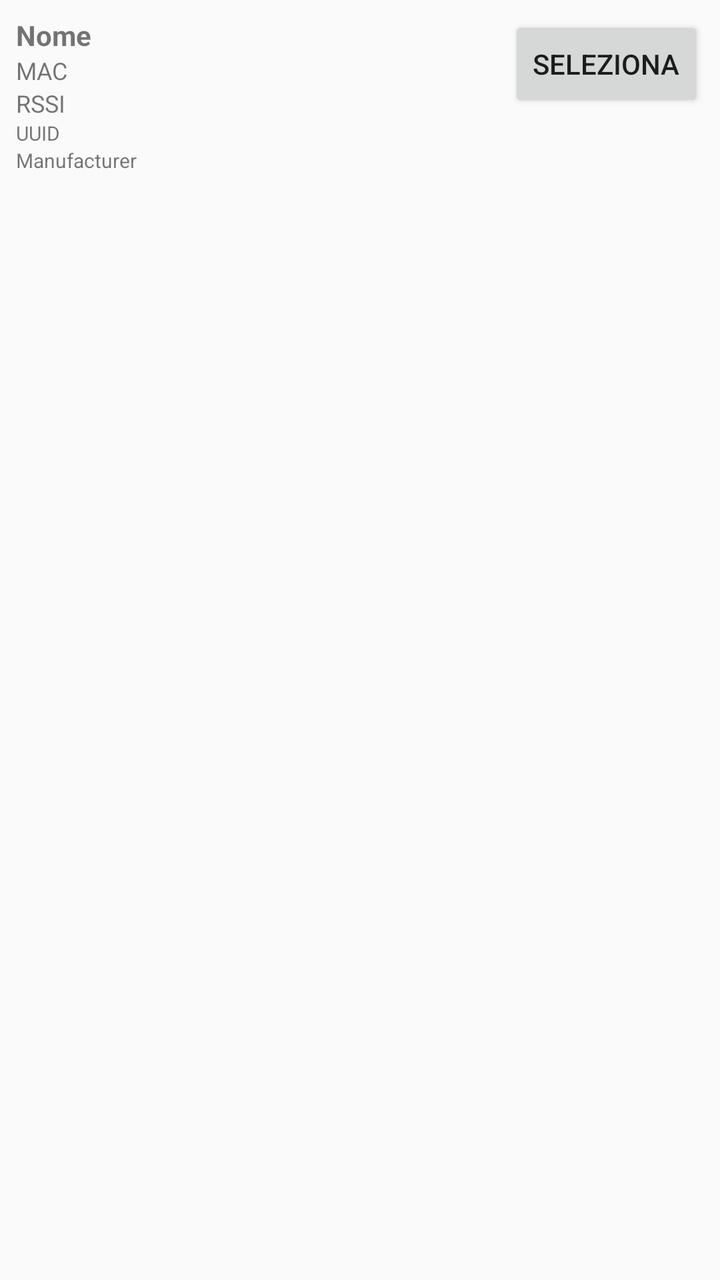
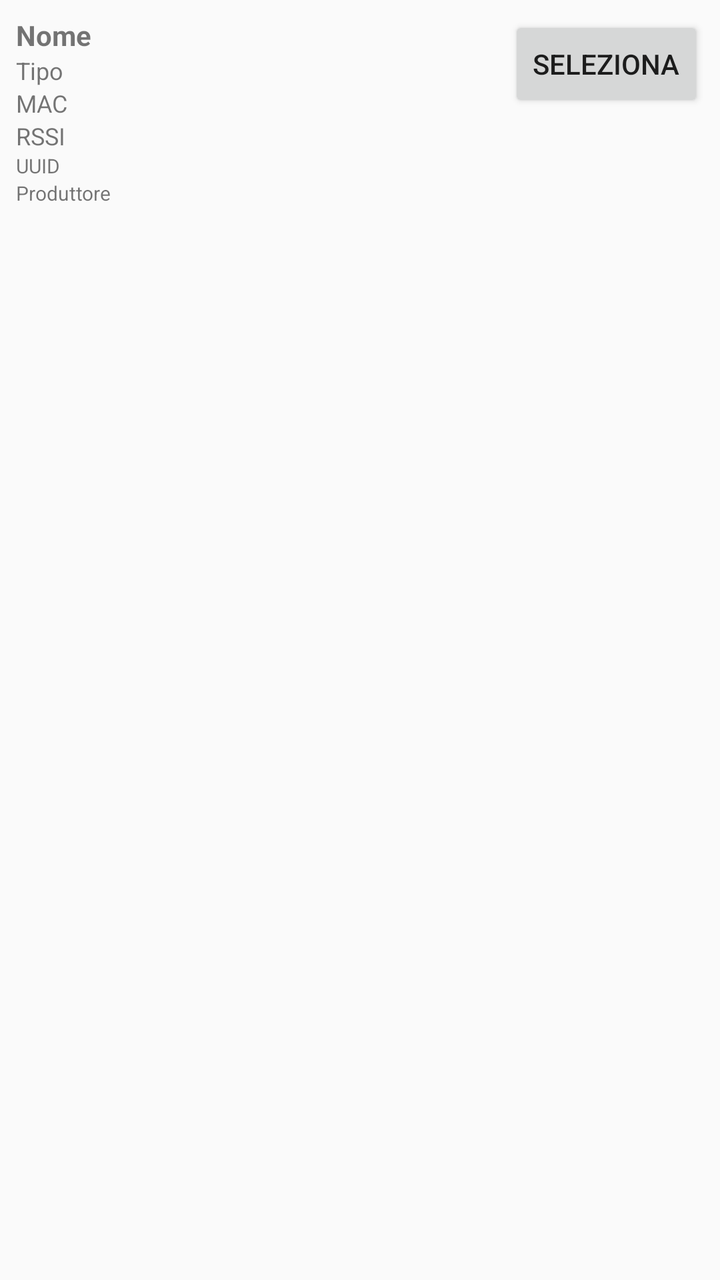

The first picture is an Android layout as it rendered before a commit; the second is the same layout after the commit. The layout source and the unified diff follow.
<!-- AndroidManifest.xml: application theme AppTheme -->
<!-- res/layout/device_list_item.xml -->
<?xml version="1.0" encoding="utf-8"?>

<LinearLayout xmlns:android="http://schemas.android.com/apk/res/android"
    android:layout_width="match_parent"
    android:layout_height="wrap_content"
    android:orientation="horizontal"
    android:padding="8dp">

    <LinearLayout
        android:layout_width="0dp"
        android:layout_height="wrap_content"
        android:layout_weight="1"
        android:orientation="vertical">

        <TextView
            android:id="@+id/nameText"
            android:layout_width="wrap_content"
            android:layout_height="wrap_content"
            android:text="Nome"
            android:textStyle="bold" />

        <TextView
            android:id="@+id/macText"
            android:layout_width="wrap_content"
            android:layout_height="wrap_content"
            android:text="MAC"
            android:textSize="12sp" />

        <TextView
            android:id="@+id/rssiText"
            android:layout_width="wrap_content"
            android:layout_height="wrap_content"
            android:text="RSSI"
            android:textSize="12sp" />

        <TextView
            android:id="@+id/uuidText"
            android:layout_width="wrap_content"
            android:layout_height="wrap_content"
            android:text="UUID"
            android:textSize="10sp"
            android:ellipsize="middle"
            android:maxLines="2" />

        <TextView
            android:id="@+id/manufacturerText"
            android:layout_width="wrap_content"
            android:layout_height="wrap_content"
            android:text="Manufacturer"
            android:textSize="10sp"
            android:ellipsize="middle"
            android:maxLines="2" />
    </LinearLayout>

    <Button
        android:id="@+id/selectButton"
        android:layout_width="wrap_content"
        android:layout_height="wrap_content"
        android:text="Seleziona" />
</LinearLayout>
<!-- resources referenced by this layout -->
<resources>
  <style name="AppTheme" parent="Theme.AppCompat.Light.DarkActionBar">
          <item name="colorPrimary">#3F51B5</item>
          <item name="colorPrimaryDark">#303F9F</item>
          <item name="colorAccent">#FF4081</item>
      </style>
</resources>

<!-- the commit's change to res/layout/device_list_item.xml (unified diff, before → after) -->
@@ -18,6 +18,13 @@
             android:layout_height="wrap_content"
             android:text="Nome"
             android:textStyle="bold" />
+
+        <TextView
+            android:id="@+id/typeText"
+            android:layout_width="wrap_content"
+            android:layout_height="wrap_content"
+            android:text="Tipo"
+            android:textSize="12sp" />
 
         <TextView
             android:id="@+id/macText"
@@ -46,7 +53,7 @@
             android:id="@+id/manufacturerText"
             android:layout_width="wrap_content"
             android:layout_height="wrap_content"
-            android:text="Manufacturer"
+            android:text="Produttore"
             android:textSize="10sp"
             android:ellipsize="middle"
             android:maxLines="2" />
